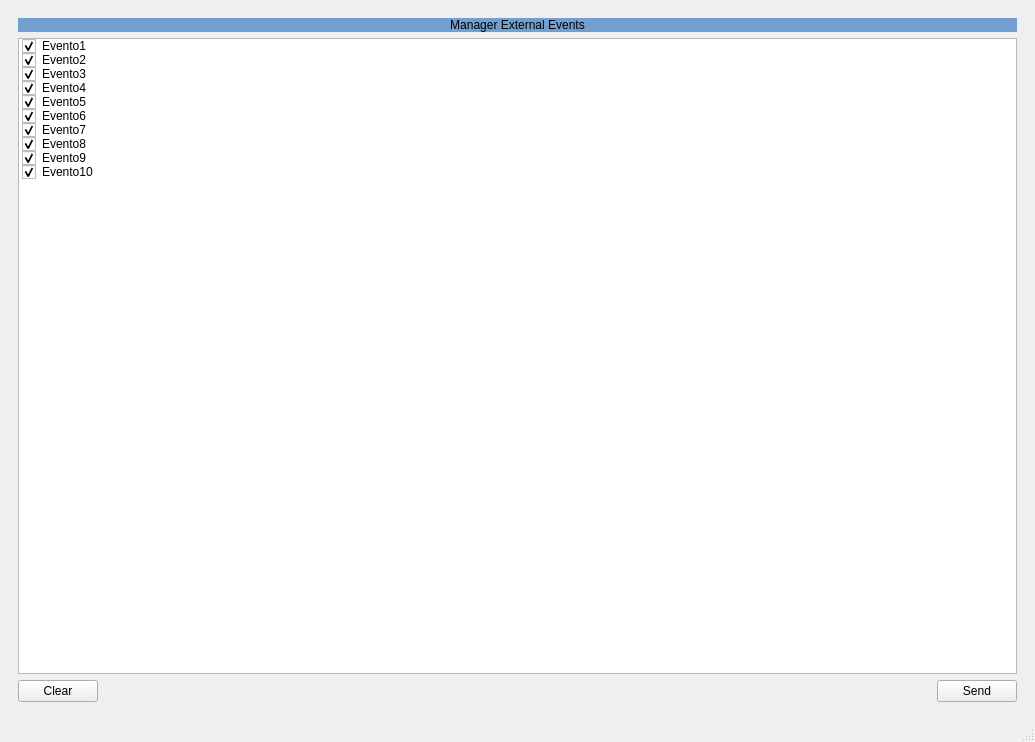
First picture: the form in externalEvents/events.ui, repository ramonfv/PyQt-Tutorial, before the edit.
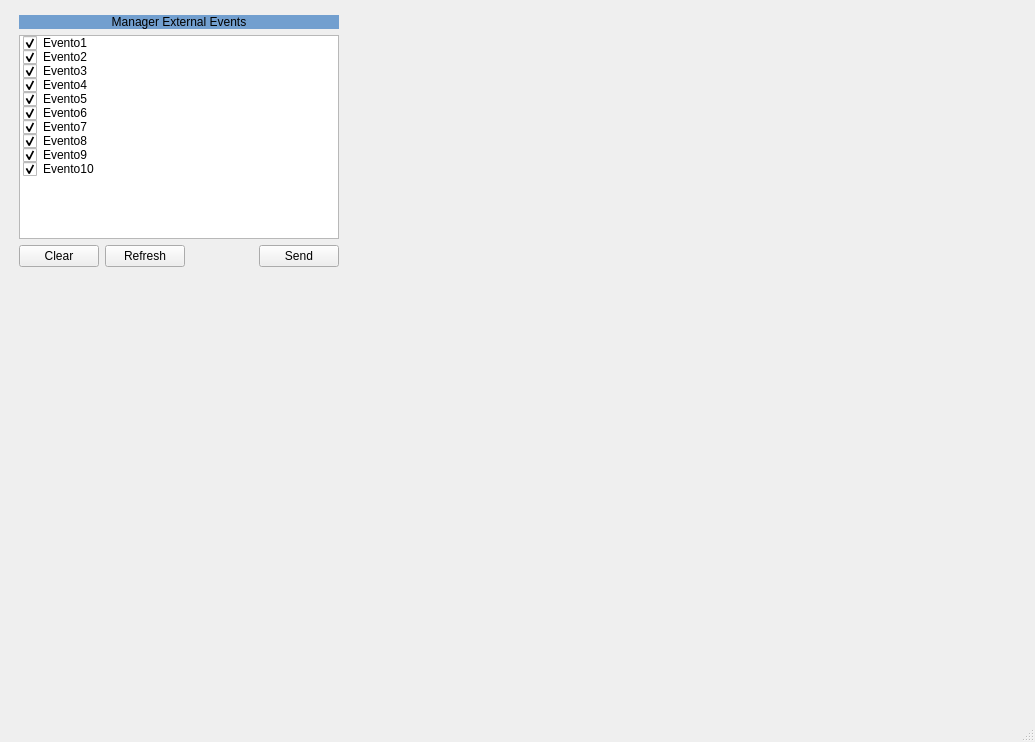
Second picture: the form after the edit.

Commit message: feat: add json to rename events

```diff
--- a/externalEvents/events.ui
+++ b/externalEvents/events.ui
@@ -17,31 +17,17 @@
    <layout class="QGridLayout" name="gridLayout">
     <item row="0" column="0">
      <widget class="QWidget" name="mainScreen" native="true">
+      <widget class="QWidget" name="">
+       <property name="geometry">
+        <rect>
+         <x>10</x>
+         <y>6</y>
+         <width>320</width>
+         <height>252</height>
+        </rect>
+       </property>
       <layout class="QGridLayout" name="gridLayout_2">
-       <item row="2" column="1">
-        <spacer name="horizontalSpacer">
-         <property name="orientation">
-          <enum>Qt::Horizontal</enum>
-         </property>
-         <property name="sizeHint" stdset="0">
-          <size>
-           <width>788</width>
-           <height>20</height>
-          </size>
-         </property>
-        </spacer>
-       </item>
-       <item row="2" column="2">
-        <widget class="QPushButton" name="sendButton">
-         <property name="text">
-          <string>Send</string>
-         </property>
-         <property name="checkable">
-          <bool>true</bool>
-         </property>
-        </widget>
-       </item>
-       <item row="0" column="0" colspan="3">
+        <item row="0" column="0" colspan="4">
         <widget class="QLabel" name="titleExternalEventsWindow">
          <property name="palette">
           <palette>
@@ -226,7 +212,7 @@
          </property>
         </widget>
        </item>
-       <item row="1" column="0" colspan="3">
+        <item row="1" column="0" colspan="4">
         <widget class="QListWidget" name="EventsList">
          <item>
           <property name="text">
@@ -320,7 +306,41 @@
          </property>
         </widget>
        </item>
-      </layout>
+        <item row="2" column="1">
+         <widget class="QPushButton" name="refreshButton">
+          <property name="text">
+           <string>Refresh</string>
+          </property>
+          <property name="checkable">
+           <bool>true</bool>
+          </property>
+         </widget>
+        </item>
+        <item row="2" column="2">
+         <spacer name="horizontalSpacer">
+          <property name="orientation">
+           <enum>Qt::Horizontal</enum>
+          </property>
+          <property name="sizeHint" stdset="0">
+           <size>
+            <width>18</width>
+            <height>17</height>
+           </size>
+          </property>
+         </spacer>
+        </item>
+        <item row="2" column="3">
+         <widget class="QPushButton" name="sendButton">
+          <property name="text">
+           <string>Send</string>
+          </property>
+          <property name="checkable">
+           <bool>true</bool>
+          </property>
+         </widget>
+        </item>
+       </layout>
+      </widget>
      </widget>
     </item>
    </layout>
```
Lines whose indentation alone changed are shown as unchanged. The commit also changes 4 other files.
